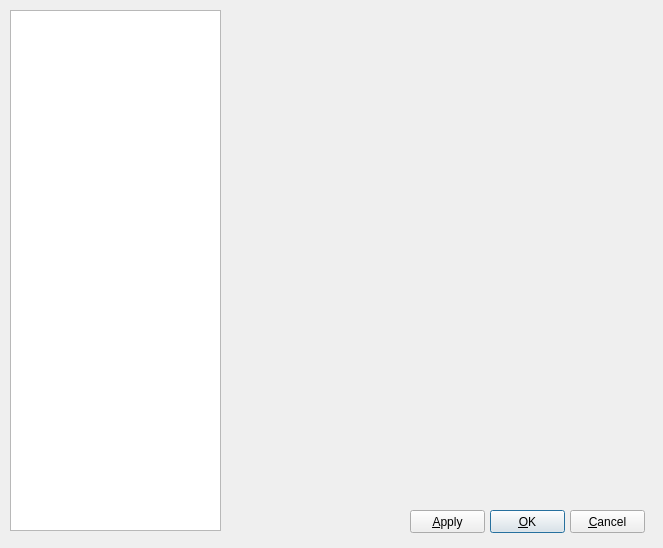
This is src/gui/configureDlg.ui in Destroyerrrocket/doomseeker-unofficial as Qt 5 draws it before an edit. The edited form follows.
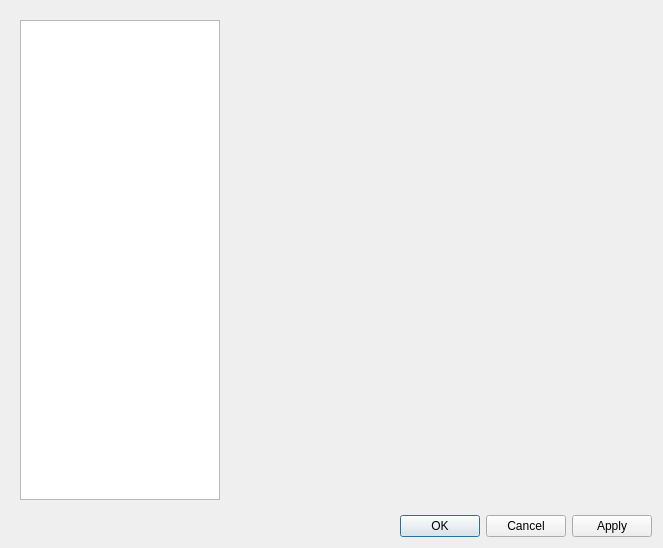
This is the edited form.

Commit message: - Used some layouts on the configuration dialog so it should resize properly.

```diff
--- a/src/gui/configureDlg.ui
+++ b/src/gui/configureDlg.ui
@@ -16,61 +16,45 @@
   <property name="locale">
    <locale language="English" country="UnitedStates"/>
   </property>
-  <widget class="QTreeView" name="tvOptionsList">
-   <property name="geometry">
-    <rect>
-     <x>10</x>
-     <y>10</y>
-     <width>211</width>
-     <height>521</height>
-    </rect>
-   </property>
-   <attribute name="headerVisible">
-    <bool>false</bool>
-   </attribute>
-  </widget>
-  <widget class="QPushButton" name="btnCancel">
-   <property name="geometry">
-    <rect>
-     <x>570</x>
-     <y>510</y>
-     <width>75</width>
-     <height>23</height>
-    </rect>
-   </property>
-   <property name="text">
-    <string>&amp;Cancel</string>
-   </property>
-  </widget>
-  <widget class="QPushButton" name="btnOk">
-   <property name="geometry">
-    <rect>
-     <x>490</x>
-     <y>510</y>
-     <width>75</width>
-     <height>23</height>
-    </rect>
-   </property>
-   <property name="text">
-    <string>&amp;OK</string>
-   </property>
-   <property name="default">
-    <bool>true</bool>
-   </property>
-  </widget>
-  <widget class="QPushButton" name="btnApply">
-   <property name="geometry">
-    <rect>
-     <x>410</x>
-     <y>510</y>
-     <width>75</width>
-     <height>23</height>
-    </rect>
-   </property>
-   <property name="text">
-    <string>&amp;Apply</string>
-   </property>
-  </widget>
+  <layout class="QVBoxLayout" name="verticalLayout" >
+   <item>
+    <widget class="QWidget" native="1" name="widget" >
+     <layout class="QHBoxLayout" name="horizontalLayout" >
+      <property name="sizeConstraint" >
+       <enum>QLayout::SetMinAndMaxSize</enum>
+      </property>
+      <item>
+       <widget class="QTreeView" name="tvOptionsList" >
+        <property name="sizePolicy" >
+         <sizepolicy vsizetype="Expanding" hsizetype="Minimum" >
+          <horstretch>0</horstretch>
+          <verstretch>0</verstretch>
+         </sizepolicy>
+        </property>
+        <property name="maximumSize" >
+         <size>
+          <width>200</width>
+          <height>16777215</height>
+         </size>
+        </property>
+       </widget>
+      </item>
+      <item>
+       <widget class="QWidget" native="1" name="mainPanel" >
+        <layout class="QVBoxLayout" name="verticalLayout_2" />
+       </widget>
+      </item>
+     </layout>
+    </widget>
+   </item>
+   <item>
+    <widget class="QDialogButtonBox" name="buttonBox" >
+     <property name="standardButtons" >
+      <set>QDialogButtonBox::Apply|QDialogButtonBox::Cancel|QDialogButtonBox::Ok</set>
+     </property>
+    </widget>
+   </item>
+  </layout>
  </widget>
  <resources/>
  <connections/>
```
Left out of the diff: 13 changed lines with no effect on the pictures. The commit also changes 2 other files.
